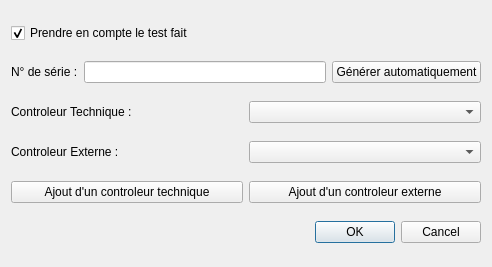
This is Logiciel Qt/Banc_de_test_ARAL/ficheValidation.ui in anasdtp/Aral as Qt 5 draws it before an edit. The edited form follows.
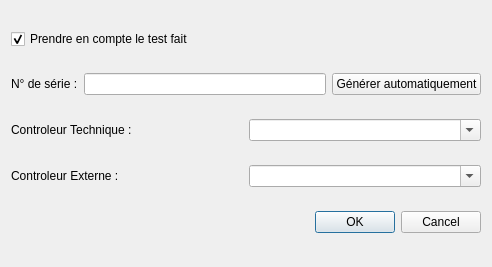
This is the edited form.

Commit message: combobox fiche validation editable

The edit to the form file:
```diff
--- a/Logiciel Qt/Banc_de_test_ARAL/ficheValidation.ui
+++ b/Logiciel Qt/Banc_de_test_ARAL/ficheValidation.ui
@@ -61,7 +61,17 @@
       </widget>
      </item>
      <item>
-      <widget class="QComboBox" name="comboBox_controleur_technique"/>
+      <widget class="QComboBox" name="comboBox_controleur_technique">
+       <property name="cursor">
+        <cursorShape>IBeamCursor</cursorShape>
+       </property>
+       <property name="editable">
+        <bool>true</bool>
+       </property>
+       <property name="maxVisibleItems">
+        <number>40</number>
+       </property>
+      </widget>
      </item>
     </layout>
    </item>
@@ -75,23 +85,15 @@
       </widget>
      </item>
      <item>
-      <widget class="QComboBox" name="comboBox_controleur_externe"/>
-     </item>
-    </layout>
-   </item>
-   <item>
-    <layout class="QHBoxLayout" name="horizontalLayout_5">
-     <item>
-      <widget class="QPushButton" name="pushButton_controleur_technique_ajout">
-       <property name="text">
-        <string>Ajout d'un controleur technique</string>
+      <widget class="QComboBox" name="comboBox_controleur_externe">
+       <property name="cursor">
+        <cursorShape>IBeamCursor</cursorShape>
        </property>
-      </widget>
-     </item>
-     <item>
-      <widget class="QPushButton" name="pushButton_controleur_externe_ajout">
-       <property name="text">
-        <string>Ajout d'un controleur externe</string>
+       <property name="editable">
+        <bool>true</bool>
+       </property>
+       <property name="maxVisibleItems">
+        <number>40</number>
        </property>
       </widget>
      </item>
```
The commit also changes 3 other files.
